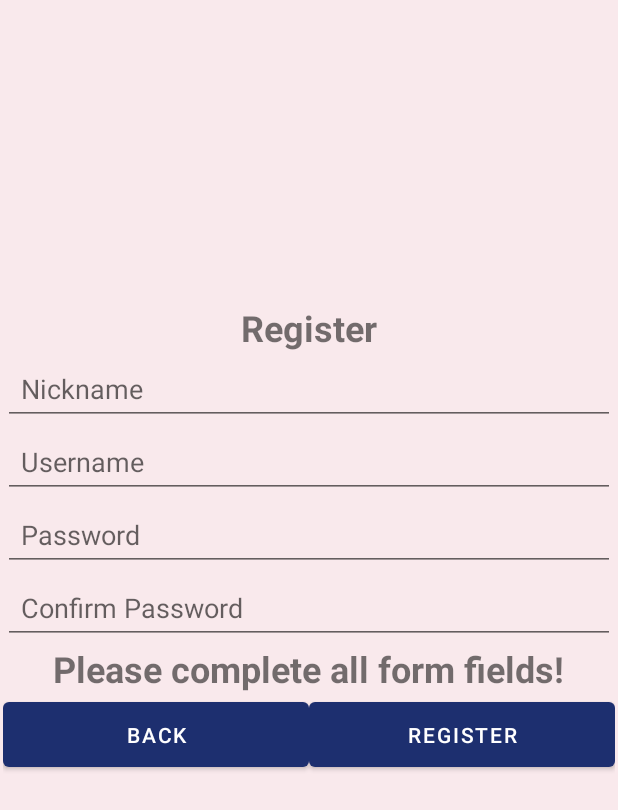
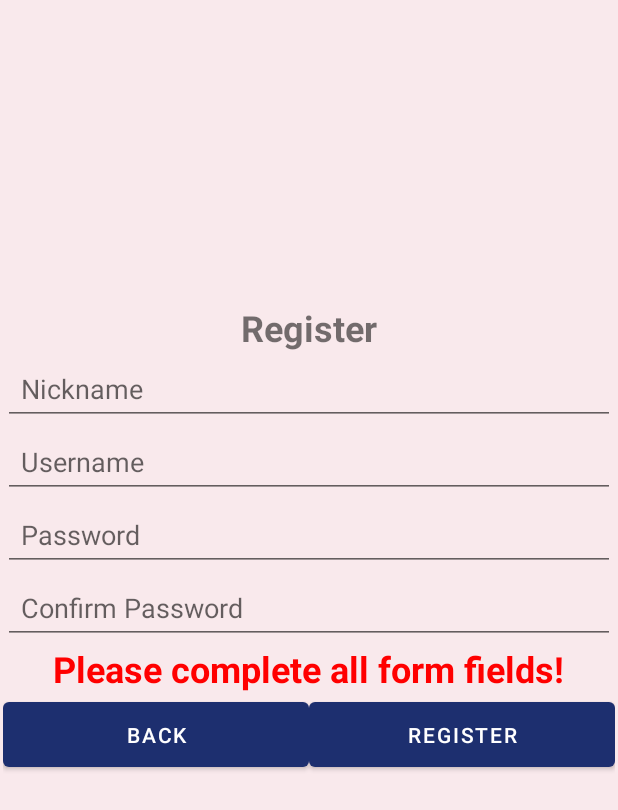
Before and after one commit to alinp96/Quizzor, an Android app: the screen it shows after launch (MainActivity), after a tap on "REGISTER", on a phone screen of 412 x 824 dp. Shown: the top 810 px of the screen. Run offline under Robolectric (Android 15) with nearby library versions, the phone set to English and light mode, and no system bars; our stand-ins replace Firebase (no records; nobody signed in at launch, a user with empty details on screens opened directly); 1 other tap on this screen came first.

Commit message:
error messages changed to red

```diff
--- a/app/src/main/res/layout/fragment_authentication.xml
+++ b/app/src/main/res/layout/fragment_authentication.xml
@@ -115,6 +115,7 @@ tools:context=".AuthenticationFragment">
             android:layout_width="wrap_content"
             android:layout_height="wrap_content"
             android:text="Error!"
+            android:textColor="@color/red"
             android:textSize="24sp"
             android:textStyle="bold"
             android:layout_gravity="center"
@@ -188,6 +189,7 @@ tools:context=".AuthenticationFragment">
             android:text="Error! Username or Password is incorrect!"
             android:textSize="24sp"
             android:textStyle="bold"
+            android:textColor="@color/red"
             android:layout_gravity="center"
             android:visibility="gone"/>
 
--- a/app/src/main/res/layout/fragment_profile.xml
+++ b/app/src/main/res/layout/fragment_profile.xml
@@ -94,6 +94,7 @@
             android:text="Error!"
             android:textSize="24sp"
             android:textStyle="bold"
+            android:textColor="@color/red"
             android:layout_gravity="center"
             android:visibility="gone"/>
         <Button
@@ -152,6 +153,7 @@
             android:text="Error!"
             android:textSize="24sp"
             android:textStyle="bold"
+            android:textColor="@color/red"
             android:layout_gravity="center"
             android:visibility="gone"/>
 
--- a/app/src/main/res/values/colors.xml
+++ b/app/src/main/res/values/colors.xml
@@ -7,6 +7,7 @@
     <color name="teal_700">#FF018786</color>
     <color name="black">#FF000000</color>
     <color name="white">#FFFFFFFF</color>
+    <color name="red">#FFFF0000</color>
 
     <color name="primaryColor">#1D2F6F</color>
     <color name="primaryVariantColor">#1D2F5B</color>
```
